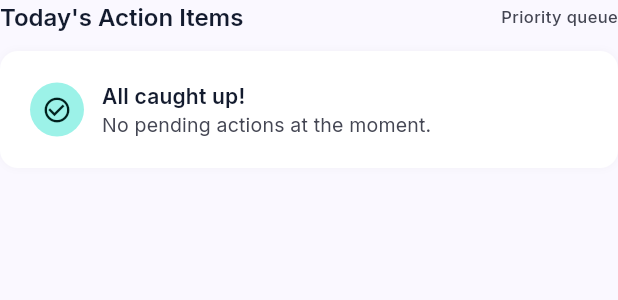
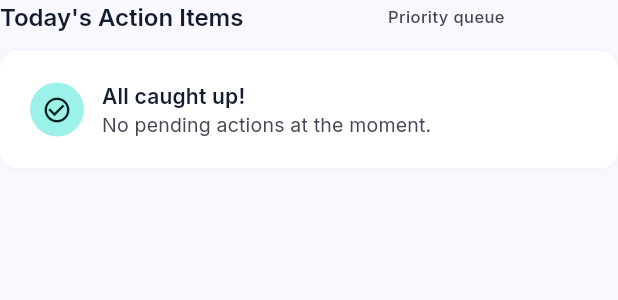
Before and after one commit to AlvinMutie/Attachment-Management-System, a Flutter app: the ActionQueueSection widget shown alone on an empty page, opened directly with empty values, on a phone screen of 412 x 824 dp. Shown: the top 300 px of the screen. Run offline on Flutter 3.47's test engine with Material 3 defaults, Android fonts, the phone set to English and light mode, and no system bars; our stand-ins replace flutter_animate, flutter_secure_storage, google_fonts; accounts and stored records are empty; network calls fail.

Commit message:
fix: prevent text overflow issues across dashboard widgets by adding constraints and ellipsis

```diff
--- a/mobile/lib/screens/home/widgets/action_queue_section.dart
+++ b/mobile/lib/screens/home/widgets/action_queue_section.dart
@@ -20,11 +20,22 @@ class ActionQueueSection extends StatelessWidget {
         // Section header
         Row(
           children: [
-            Text("Today's Action Items", style: AppTypography.titleMd),
+            Flexible(
+              flex: 3,
+              child: Text(
+                "Today's Action Items",
+                style: AppTypography.titleMd,
+                maxLines: 1,
+                overflow: TextOverflow.ellipsis,
+              ),
+            ),
             const SizedBox(width: AppDimensions.spaceXs),
             if (pendingCount > 0)
-              Container(
-                padding: const EdgeInsets.symmetric(horizontal: 8, vertical: 2),
+              Flexible(
+                flex: 2,
+                child: Container(
+                  padding:
+                      const EdgeInsets.symmetric(horizontal: 8, vertical: 2),
                   decoration: BoxDecoration(
                     color: AppColors.errorContainer,
                     borderRadius:
@@ -32,17 +43,26 @@ class ActionQueueSection extends StatelessWidget {
                   ),
                   child: Text(
                     '$pendingCount Pending',
+                    maxLines: 1,
+                    overflow: TextOverflow.ellipsis,
                     style: AppTypography.labelSm.copyWith(
                       color: AppColors.onErrorContainer,
                       fontWeight: FontWeight.w600,
                     ),
                   ),
                 ),
-            const Spacer(),
-            Text(
+              ),
+            const SizedBox(width: AppDimensions.spaceXs),
+            Expanded(
+              flex: 2,
+              child: Text(
                 'Priority queue',
+                textAlign: TextAlign.end,
+                maxLines: 1,
+                overflow: TextOverflow.ellipsis,
                 style: AppTypography.labelSm.copyWith(
                   color: AppColors.onSurfaceVariant,
+                ),
               ),
             ),
           ],
--- a/mobile/lib/screens/home/widgets/dashboard_header.dart
+++ b/mobile/lib/screens/home/widgets/dashboard_header.dart
@@ -106,7 +106,8 @@ class DashboardHeader extends StatelessWidget {
               ),
             ),
             const SizedBox(width: 6),
-            Text(
+            Expanded(
+              child: Text(
                 hasAttachment
                     ? 'Day $daysCompleted of your $totalDays-day industrial attachment'
                     : 'Set up your attachment placement to get started',
@@ -115,6 +116,7 @@ class DashboardHeader extends StatelessWidget {
                   fontWeight: FontWeight.w500,
                 ),
               ),
+            ),
           ],
         ),
       ],
```
Also changed, not shown: mobile/lib/screens/home/dashboard_screen.dart (+10 -3 lines), mobile/lib/screens/home/widgets/attachment_progress_card.dart (+18 -1 lines), mobile/lib/screens/home/widgets/placement_card.dart (+23 -4 lines), mobile/lib/screens/home/widgets/recent_activity_section.dart (+16 -3 lines), 1 other file. Lines whose indentation alone changed are shown as unchanged.
